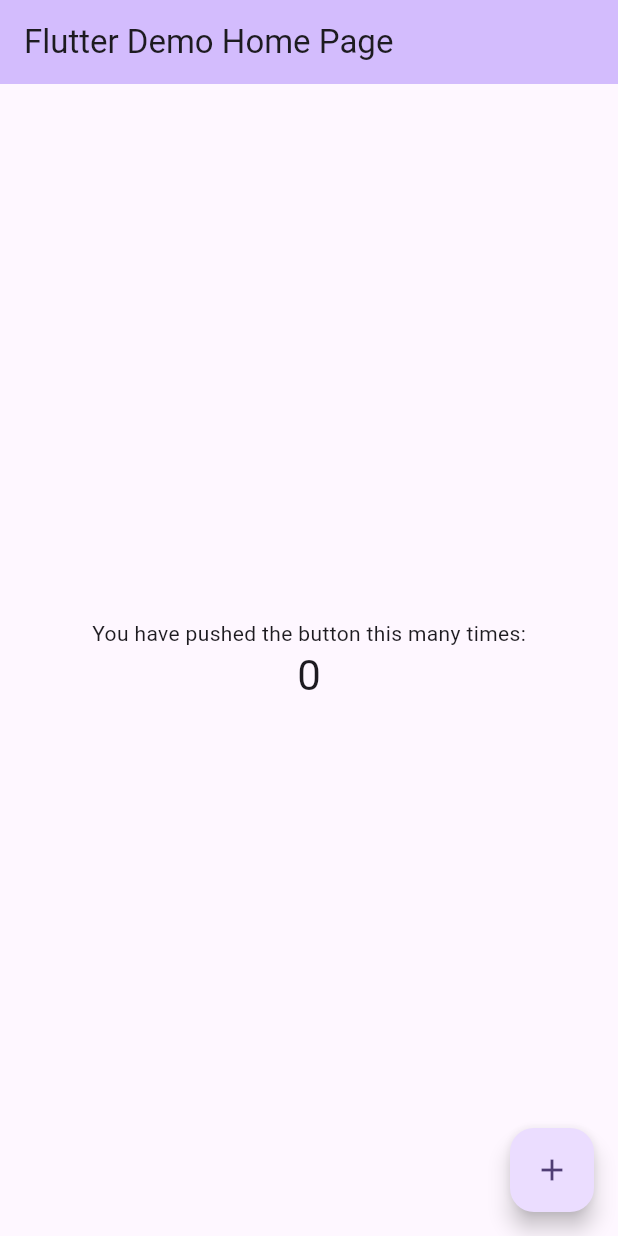
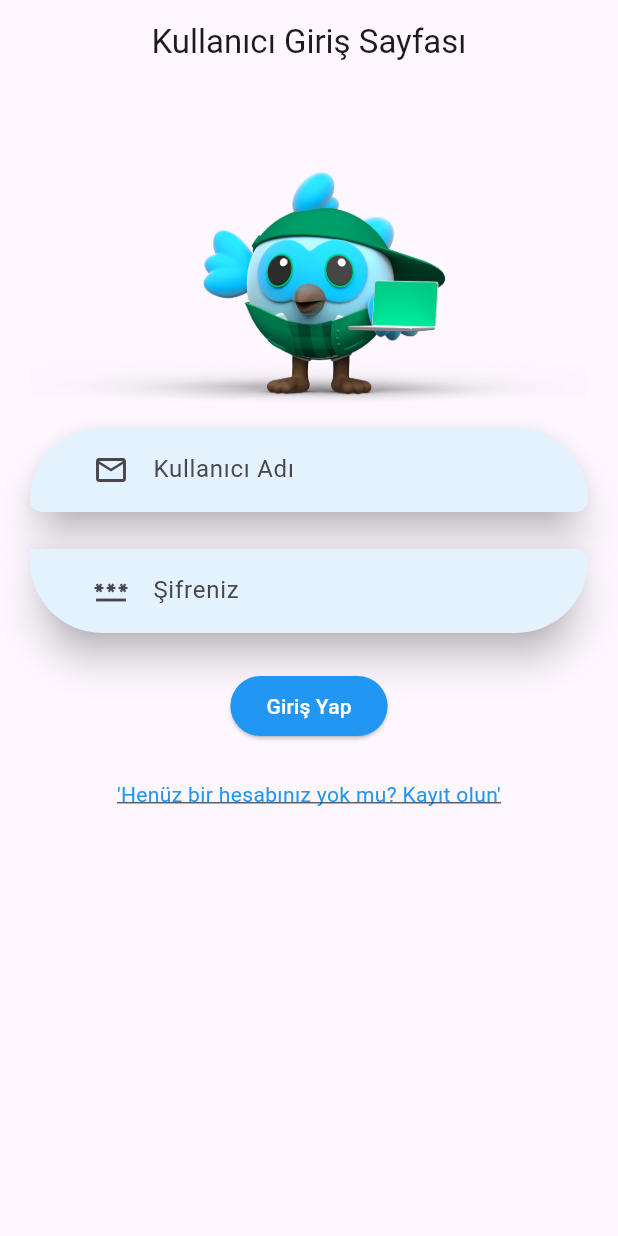
Before and after one commit to ykakkaya/clothes_store, a Flutter app: the screen it shows after launch, on a phone screen of 412 x 824 dp. Run offline on Flutter 3.47's test engine with Material 3 defaults, Android fonts, the phone set to English and light mode, and no system bars; our stand-ins replace get.

Commit message:
login screen

```diff
--- a/lib/main.dart
+++ b/lib/main.dart
@@ -1,125 +1,24 @@
+import 'package:clothes_store/users/authentication/login_screen.dart';
 import 'package:flutter/material.dart';
+import 'package:get/get.dart';
 
 void main() {
+  WidgetsFlutterBinding.ensureInitialized();
   runApp(const MyApp());
 }
 
 class MyApp extends StatelessWidget {
   const MyApp({super.key});
 
-  // This widget is the root of your application.
   @override
   Widget build(BuildContext context) {
-    return MaterialApp(
-      title: 'Flutter Demo',
-      theme: ThemeData(
-        // This is the theme of your application.
-        //
-        // TRY THIS: Try running your application with "flutter run". You'll see
-        // the application has a purple toolbar. Then, without quitting the app,
-        // try changing the seedColor in the colorScheme below to Colors.green
-        // and then invoke "hot reload" (save your changes or press the "hot
-        // reload" button in a Flutter-supported IDE, or press "r" if you used
-        // the command line to start the app).
-        //
-        // Notice that the counter didn't reset back to zero; the application
-        // state is not lost during the reload. To reset the state, use hot
-        // restart instead.
-        //
-        // This works for code too, not just values: Most code changes can be
-        // tested with just a hot reload.
-        colorScheme: ColorScheme.fromSeed(seedColor: Colors.deepPurple),
-        useMaterial3: true,
-      ),
-      home: const MyHomePage(title: 'Flutter Demo Home Page'),
-    );
+    return GetMaterialApp(
+        debugShowCheckedModeBanner: false,
+        title: 'Flutter Demo',
+        theme: ThemeData(
+          colorScheme: ColorScheme.fromSeed(seedColor: Colors.deepPurple),
+          useMaterial3: true,
+        ),
+        home: const LoginScreen());
   }
 }
-
-class MyHomePage extends StatefulWidget {
-  const MyHomePage({super.key, required this.title});
-
-  // This widget is the home page of your application. It is stateful, meaning
-  // that it has a State object (defined below) that contains fields that affect
-  // how it looks.
-
-  // This class is the configuration for the state. It holds the values (in this
-  // case the title) provided by the parent (in this case the App widget) and
-  // used by the build method of the State. Fields in a Widget subclass are
-  // always marked "final".
-
-  final String title;
-
-  @override
-  State<MyHomePage> createState() => _MyHomePageState();
-}
-
-class _MyHomePageState extends State<MyHomePage> {
-  int _counter = 0;
-
-  void _incrementCounter() {
-    setState(() {
-      // This call to setState tells the Flutter framework that something has
-      // changed in this State, which causes it to rerun the build method below
-      // so that the display can reflect the updated values. If we changed
-      // _counter without calling setState(), then the build method would not be
-      // called again, and so nothing would appear to happen.
-      _counter++;
-    });
-  }
-
-  @override
-  Widget build(BuildContext context) {
-    // This method is rerun every time setState is called, for instance as done
-    // by the _incrementCounter method above.
-    //
-    // The Flutter framework has been optimized to make rerunning build methods
-    // fast, so that you can just rebuild anything that needs updating rather
-    // than having to individually change instances of widgets.
-    return Scaffold(
-      appBar: AppBar(
-        // TRY THIS: Try changing the color here to a specific color (to
-        // Colors.amber, perhaps?) and trigger a hot reload to see the AppBar
-        // change color while the other colors stay the same.
-        backgroundColor: Theme.of(context).colorScheme.inversePrimary,
-        // Here we take the value from the MyHomePage object that was created by
-        // the App.build method, and use it to set our appbar title.
-        title: Text(widget.title),
-      ),
-      body: Center(
-        // Center is a layout widget. It takes a single child and positions it
-        // in the middle of the parent.
-        child: Column(
-          // Column is also a layout widget. It takes a list of children and
-          // arranges them vertically. By default, it sizes itself to fit its
-          // children horizontally, and tries to be as tall as its parent.
-          //
-          // Column has various properties to control how it sizes itself and
-          // how it positions its children. Here we use mainAxisAlignment to
-          // center the children vertically; the main axis here is the vertical
-          // axis because Columns are vertical (the cross axis would be
-          // horizontal).
-          //
-          // TRY THIS: Invoke "debug painting" (choose the "Toggle Debug Paint"
-          // action in the IDE, or press "p" in the console), to see the
-          // wireframe for each widget.
-          mainAxisAlignment: MainAxisAlignment.center,
-          children: <Widget>[
-            const Text(
-              'You have pushed the button this many times:',
-            ),
-            Text(
-              '$_counter',
-              style: Theme.of(context).textTheme.headlineMedium,
-            ),
-          ],
-        ),
-      ),
-      floatingActionButton: FloatingActionButton(
-        onPressed: _incrementCounter,
-        tooltip: 'Increment',
-        child: const Icon(Icons.add),
-      ), // This trailing comma makes auto-formatting nicer for build methods.
-    );
-  }
-}
--- /dev/null
+++ b/lib/project_settings/project_color.dart
@@ -0,0 +1,6 @@
+import 'package:flutter/material.dart';
+
+class ProjectColors {
+  static Color loginButtonColor = Colors.blue;
+  static Color registerTextColor = Colors.blue;
+}
--- /dev/null
+++ b/lib/project_settings/project_text.dart
@@ -0,0 +1,7 @@
+class ProjectText {
+  static String loginAppbarText = "Kullanıcı Giriş Sayfası";
+  static String loginUserName = "Kullanıcı Adı";
+  static String loginPassword = "Şifreniz";
+  static String loginButtonText = "Giriş Yap";
+  static String registerText = "'Henüz bir hesabınız yok mu? Kayıt olun'";
+}
--- /dev/null
+++ b/lib/users/authentication/login_screen.dart
@@ -0,0 +1,130 @@
+import 'package:clothes_store/project_settings/project_color.dart';
+import 'package:clothes_store/project_settings/project_text.dart';
+import 'package:flutter/material.dart';
+import 'package:get/get.dart';
+
+class LoginScreen extends StatefulWidget {
+  const LoginScreen({super.key});
+
+  @override
+  State<LoginScreen> createState() => _LoginScreenState();
+}
+
+class _LoginScreenState extends State<LoginScreen> {
+  var formkey = GlobalKey<FormState>();
+  var usernameController = TextEditingController();
+  var passwordController = TextEditingController();
+  @override
+  Widget build(BuildContext context) {
+    return Scaffold(
+      appBar: AppBar(
+        title: Text(ProjectText.loginAppbarText),
+        centerTitle: true,
+      ),
+      body: SingleChildScrollView(
+        child: Padding(
+          padding: const EdgeInsets.all(20.0),
+          child: Column(
+            children: [
+              Image.asset('assets/images/login.png'),
+              _loginUserTextField(ProjectText.loginUserName),
+              SizedBox(height: Get.size.height * 0.03),
+              Form(
+                  key: formkey,
+                  child: Column(
+                    children: [
+                      _loginPasswordTextField(ProjectText.loginPassword),
+                      SizedBox(height: Get.size.height * 0.03),
+                      _buildLoginButton(),
+                      SizedBox(height: Get.size.height * 0.03),
+                      InkWell(
+                        child: _registerText(),
+                        onTap: () {},
+                      )
+                    ],
+                  ))
+            ],
+          ),
+        ),
+      ),
+    );
+  }
+
+  Widget _registerText() {
+    return Text(
+      ProjectText.registerText,
+      textAlign: TextAlign.center,
+      style: TextStyle(
+        color: ProjectColors.registerTextColor,
+        decoration: TextDecoration.underline,
+      ),
+    );
+  }
+
+  ElevatedButton _buildLoginButton() {
+    return ElevatedButton(
+      style: ElevatedButton.styleFrom(
+        backgroundColor: ProjectColors.loginButtonColor,
+      ),
+      onPressed: () {
+        // Add login button pressed logic here
+      },
+      child: Text(
+        ProjectText.loginButtonText,
+        style: const TextStyle(color: Colors.white),
+      ),
+    );
+  }
+
+  Widget _loginPasswordTextField(String text) {
+    return Material(
+      color: Colors.blue[50],
+      elevation: 10,
+      shape: const RoundedRectangleBorder(
+        borderRadius: BorderRadius.only(
+            bottomLeft: Radius.circular(300), topRight: Radius.circular(50), bottomRight: Radius.circular(300)),
+      ),
+      child: Padding(
+        padding: const EdgeInsets.only(left: 30),
+        child: TextFormField(
+          controller: passwordController,
+          validator: (value) => value == '' ? 'Lütfen Şifre Giriniz' : null,
+          textInputAction: TextInputAction.done,
+          obscureText: true,
+          decoration: InputDecoration(
+            prefixIcon: const Icon(Icons.password_outlined),
+            border: InputBorder.none,
+            label: Text(text),
+          ),
+        ),
+      ),
+    );
+  }
+
+  Widget _loginUserTextField(String text) {
+    return Material(
+      color: Colors.blue[50],
+      elevation: 10,
+      shape: const RoundedRectangleBorder(
+        borderRadius: BorderRadius.only(
+            bottomLeft: Radius.circular(50),
+            topRight: Radius.circular(300),
+            bottomRight: Radius.circular(50),
+            topLeft: Radius.circular(300)),
+      ),
+      child: Padding(
+        padding: const EdgeInsets.only(left: 30),
+        child: TextFormField(
+          controller: usernameController,
+          validator: (value) => value == '' ? 'Lütfen Kullanıcı Adını Giriniz' : null,
+          textInputAction: TextInputAction.next,
+          decoration: InputDecoration(
+            prefixIcon: const Icon(Icons.email_outlined),
+            border: InputBorder.none,
+            label: Text(text),
+          ),
+        ),
+      ),
+    );
+  }
+}
--- a/pubspec.yaml
+++ b/pubspec.yaml
@@ -35,6 +35,7 @@ dependencies:
   # The following adds the Cupertino Icons font to your application.
   # Use with the CupertinoIcons class for iOS style icons.
   cupertino_icons: ^1.0.2
+  get: ^4.6.6
 
 dev_dependencies:
   flutter_test:
@@ -59,8 +60,8 @@ flutter:
   uses-material-design: true
 
   # To add assets to your application, add an assets section, like this:
-  # assets:
-  #   - images/a_dot_burr.jpeg
+  assets:
+    - assets/images/
   #   - images/a_dot_ham.jpeg
 
   # An image asset can refer to one or more resolution-specific "variants", see
```
Also changed, not shown: assets/images/login.png (added), pubspec.lock.
